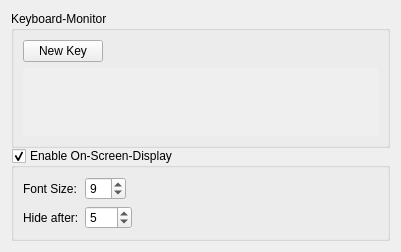
Old version of the form src/config/ui/keyboardconfig.ui in the repository hippich/recorditnow.
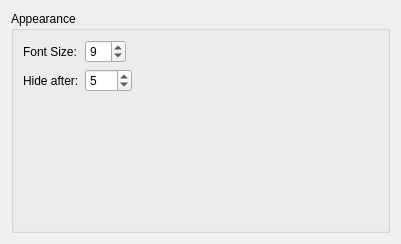
New version of the form. Custom widgets are drawn as their Qt base class.

Commit message: remove old code + keyboard/mouse stuff

Patch:
```diff
--- a/src/config/ui/keyboardconfig.ui
+++ b/src/config/ui/keyboardconfig.ui
@@ -20,72 +20,13 @@
    <item>
     <widget class="QGroupBox" name="groupBox">
      <property name="title">
-      <string>Keyboard-Monitor</string>
-     </property>
-     <layout class="QVBoxLayout" name="verticalLayout_2">
-      <item>
-       <layout class="QHBoxLayout" name="horizontalLayout">
-        <item>
-         <widget class="KPushButton" name="addButton">
-          <property name="text">
-           <string>New Key</string>
-          </property>
-         </widget>
-        </item>
-        <item>
-         <spacer name="horizontalSpacer">
-          <property name="orientation">
-           <enum>Qt::Horizontal</enum>
-          </property>
-          <property name="sizeHint" stdset="0">
-           <size>
-            <width>40</width>
-            <height>20</height>
-           </size>
-          </property>
-         </spacer>
-        </item>
-       </layout>
-      </item>
-      <item>
-       <widget class="QScrollArea" name="scrollArea">
-        <property name="sizePolicy">
-         <sizepolicy hsizetype="Expanding" vsizetype="Expanding">
-          <horstretch>0</horstretch>
-          <verstretch>0</verstretch>
-         </sizepolicy>
-        </property>
-        <property name="frameShape">
-         <enum>QFrame::NoFrame</enum>
-        </property>
-        <property name="widgetResizable">
-         <bool>true</bool>
-        </property>
-        <widget class="QWidget" name="keyboardWidgetList">
-         <property name="geometry">
-          <rect>
-           <x>0</x>
-           <y>0</y>
-           <width>375</width>
-           <height>76</height>
-          </rect>
-         </property>
-        </widget>
-       </widget>
-      </item>
-     </layout>
-    </widget>
-   </item>
-   <item>
-    <widget class="QGroupBox" name="kcfg_keyboardOnScreenDisplay">
-     <property name="title">
-      <string>Enable On-Screen-Display</string>
+      <string>Appearance</string>
      </property>
      <property name="checkable">
-      <bool>true</bool>
+      <bool>false</bool>
      </property>
      <property name="checked">
-      <bool>true</bool>
+      <bool>false</bool>
      </property>
      <layout class="QFormLayout" name="formLayout">
       <property name="fieldGrowthPolicy">
@@ -139,11 +80,6 @@
    <extends>QSpinBox</extends>
    <header>knuminput.h</header>
   </customwidget>
-  <customwidget>
-   <class>KPushButton</class>
-   <extends>QPushButton</extends>
-   <header>kpushbutton.h</header>
-  </customwidget>
  </customwidgets>
  <resources/>
  <connections/>
```
Left out of the diff: 2 changed lines with no effect on the pictures. The commit also changes 149 other files.
